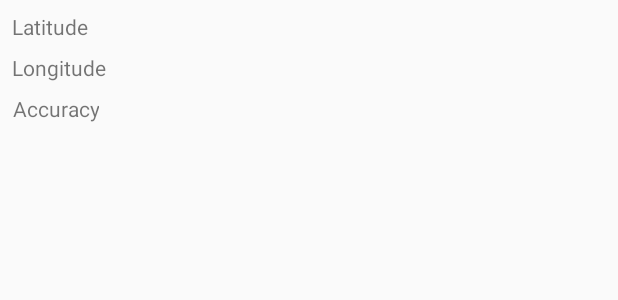
After one commit to mIbrahim017/ArchitectureComponents, an Android app: the layout fragment_location.xml on its own in the app's theme, with its tools: preview values and no code run, on a phone screen of 412 x 824 dp. The commit adds this screen. Shown: the top 300 px of the screen. Run offline under Robolectric (Android 15) with nearby library versions, the phone set to English and light mode, and no system bars.

Commit message:
add fragment location
add fragment location

```diff
--- a/app/src/main/AndroidManifest.xml
+++ b/app/src/main/AndroidManifest.xml
@@ -3,7 +3,7 @@
     package="com.app.architecturecomponents">
 
     <uses-permission android:name="android.permission.ACCESS_COARSE_LOCATION" />
-    <uses-permission android:name="android.permission.ACCESS_COARSE_LOCATION" />
+    <uses-permission android:name="android.permission.ACCESS_FINE_LOCATION" />
 
     <application
         android:allowBackup="true"
--- /dev/null
+++ b/app/src/main/res/layout/fragment_location.xml
@@ -0,0 +1,67 @@
+<android.support.constraint.ConstraintLayout xmlns:android="http://schemas.android.com/apk/res/android"
+    xmlns:tools="http://schemas.android.com/tools"
+    android:layout_width="match_parent"
+    android:layout_height="match_parent"
+    xmlns:app="http://schemas.android.com/apk/res-auto"
+    tools:showIn=".MainActivity"
+    android:padding="8dp">
+
+    <TextView
+        android:id="@+id/latitude_label"
+        android:layout_width="0dp"
+        android:layout_height="wrap_content"
+        app:layout_constraintTop_toTopOf="parent"
+        app:layout_constraintStart_toStartOf="parent"
+        android:gravity="end"
+        android:text="@string/latitude_label"
+        tools:text="Latitude" />
+
+    <TextView
+        android:id="@+id/longitude_label"
+        android:layout_width="0dp"
+        android:layout_height="wrap_content"
+        android:layout_marginTop="8dp"
+        app:layout_constraintTop_toBottomOf="@id/latitude_label"
+        app:layout_constraintStart_toStartOf="@id/latitude_label"
+        android:gravity="end"
+        android:text="@string/longitude_label"
+        tools:text="Longitude" />
+
+    <TextView
+        android:id="@+id/accuracy_label"
+        android:layout_width="0dp"
+        android:layout_height="wrap_content"
+        android:layout_marginTop="8dp"
+        app:layout_constraintTop_toBottomOf="@id/longitude_label"
+        app:layout_constraintStart_toStartOf="@id/latitude_label"
+        android:gravity="end"
+        android:text="@string/accuracy_label"
+        tools:text="Accuracy" />
+
+    <TextView
+        android:id="@+id/latitude_value"
+        android:layout_width="0dp"
+        android:layout_height="wrap_content"
+        android:layout_marginStart="8dp"
+        app:layout_constraintBaseline_toBaselineOf="@id/latitude_label"
+        app:layout_constraintEnd_toEndOf="parent"
+        android:layout_marginLeft="8dp" />
+
+    <TextView
+        android:id="@+id/longitude_value"
+        android:layout_width="0dp"
+        android:layout_height="wrap_content"
+        app:layout_constraintBaseline_toBaselineOf="@id/longitude_label"
+        app:layout_constraintEnd_toEndOf="parent"
+        app:layout_constraintStart_toStartOf="@+id/latitude_value" />
+
+    <TextView
+        android:id="@+id/accuracy_value"
+        android:layout_width="0dp"
+        android:layout_height="wrap_content"
+        app:layout_constraintBaseline_toBaselineOf="@id/accuracy_label"
+        app:layout_constraintEnd_toEndOf="parent"
+        app:layout_constraintStart_toStartOf="@+id/latitude_value" />
+
+
+</android.support.constraint.ConstraintLayout>
```
Also changed, not shown: app/src/main/java/com/app/architecturecomponents/LocationFragment.java (+55 -12 lines).
